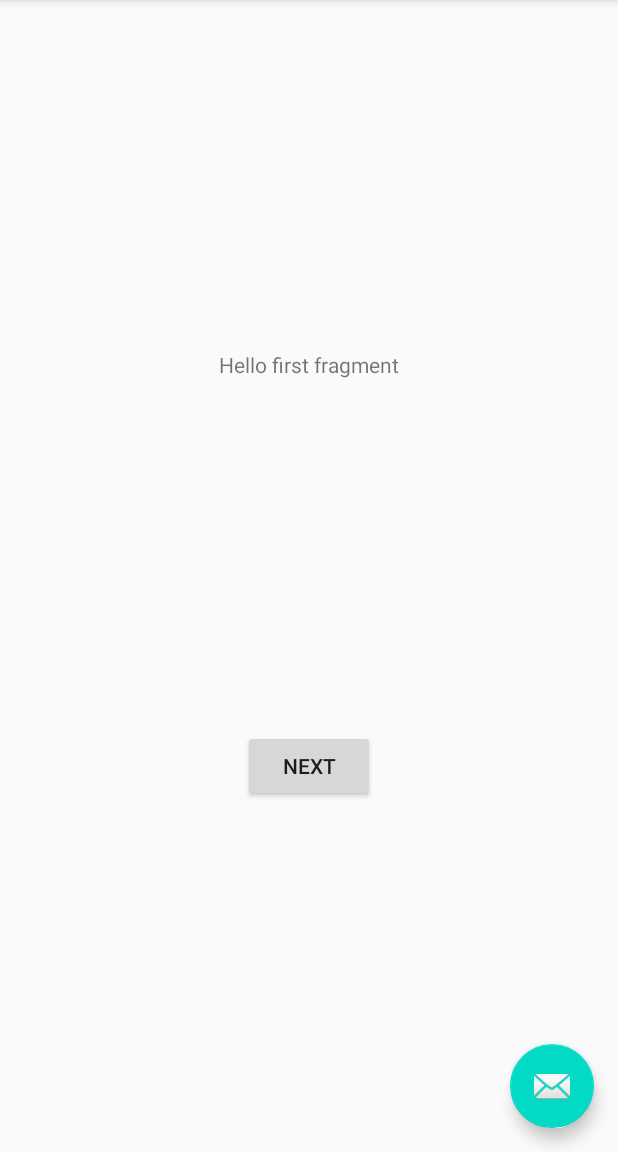
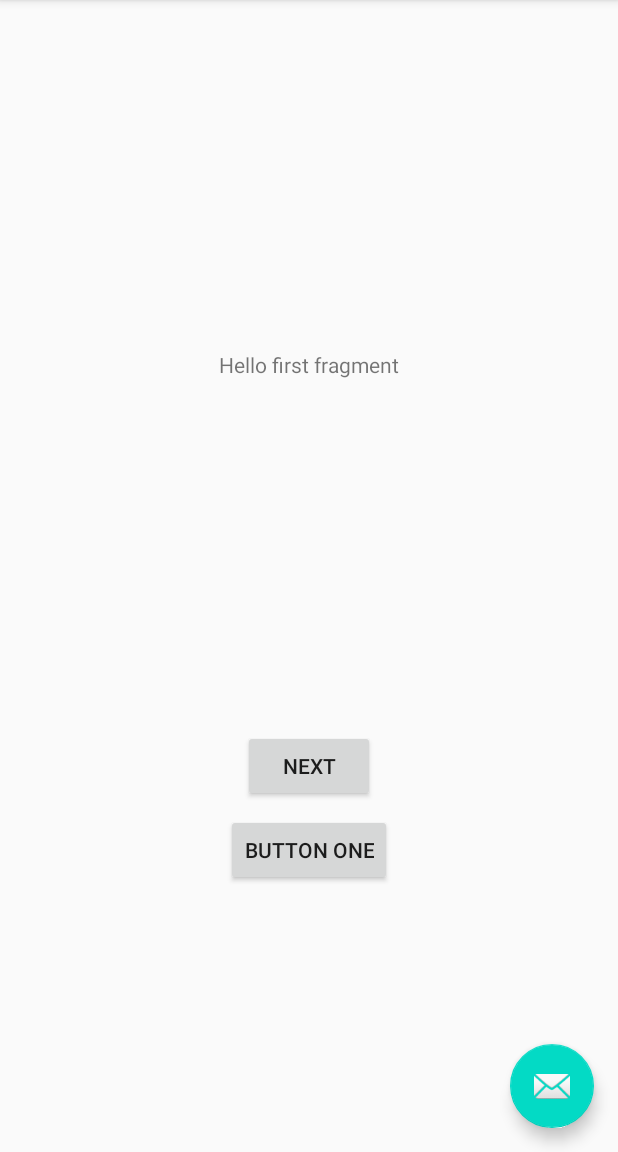
Before and after one commit to tailv/GitDemo, an Android app: the screen it shows after launch (MainActivity), on a phone screen of 412 x 824 dp, the part 84-1236 px from its top. Run offline under Robolectric (Android 15) with nearby library versions, the phone set to English and light mode, and no system bars.

Commit message:
add. Add Button One.

```diff
--- a/app/src/main/res/layout/fragment_first.xml
+++ b/app/src/main/res/layout/fragment_first.xml
@@ -25,4 +25,14 @@
         app:layout_constraintEnd_toEndOf="parent"
         app:layout_constraintStart_toStartOf="parent"
         app:layout_constraintTop_toBottomOf="@id/textview_first" />
+
+    <Button
+        android:id="@+id/btnOne"
+        android:layout_width="wrap_content"
+        android:layout_height="wrap_content"
+        android:layout_marginTop="8dp"
+        android:text="Button One"
+        app:layout_constraintEnd_toEndOf="parent"
+        app:layout_constraintStart_toStartOf="parent"
+        app:layout_constraintTop_toBottomOf="@+id/button_first" />
 </androidx.constraintlayout.widget.ConstraintLayout>
```
